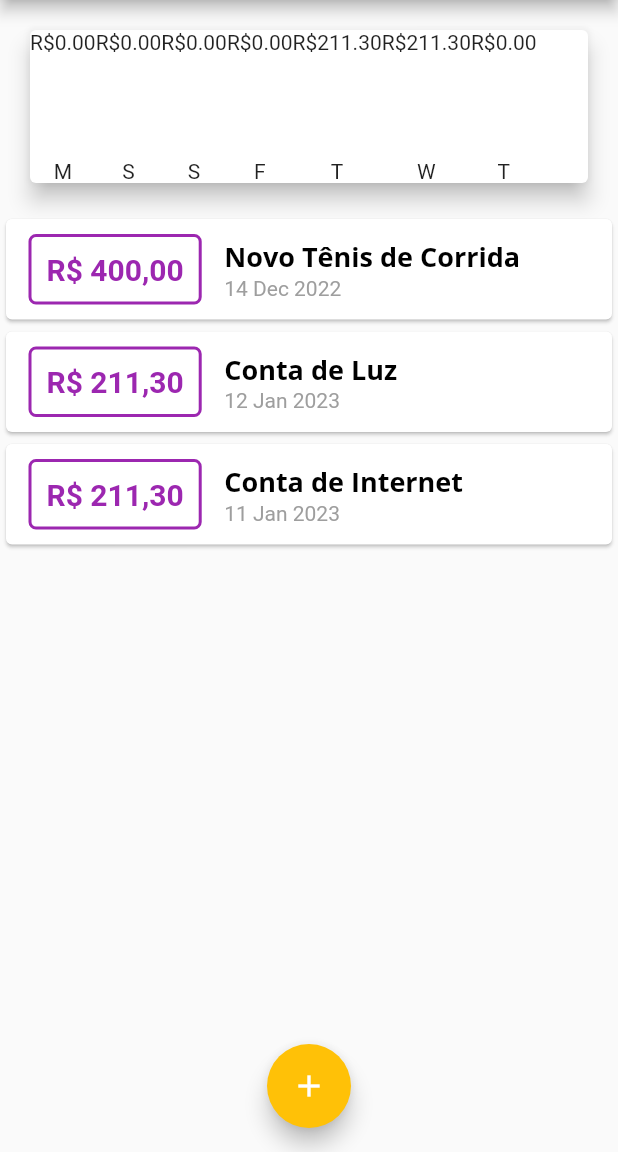
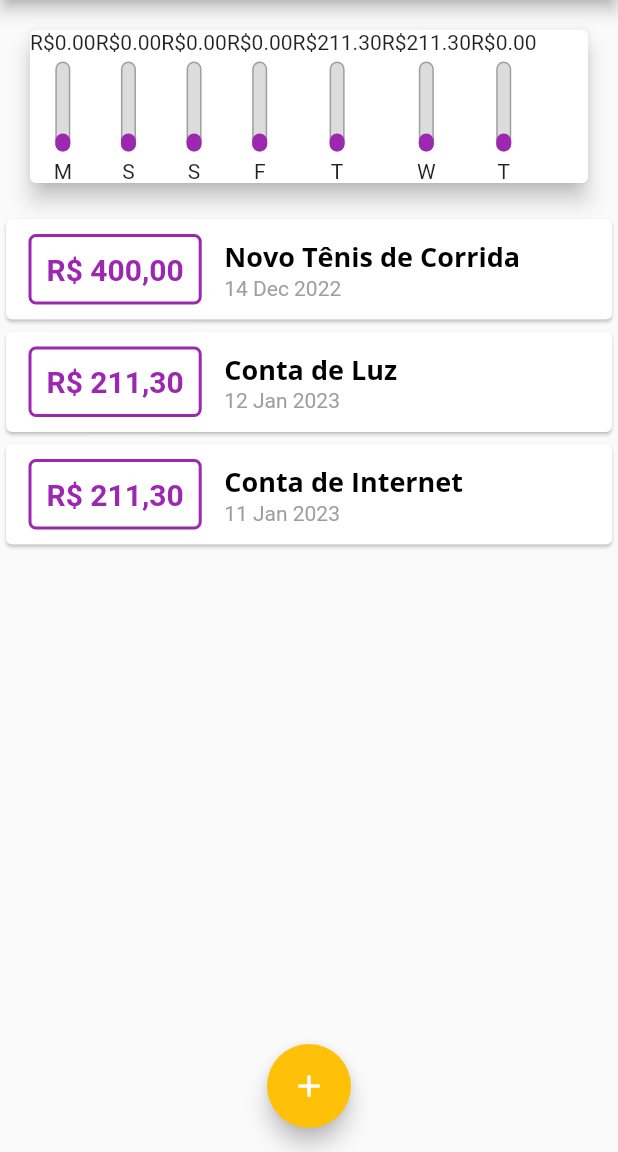
Before and after one commit to Jo-Analyst/expensesApp, a Flutter app: the screen it shows after launch, on a phone screen of 412 x 824 dp, the part 84-1236 px from its top. Run offline on Flutter 3.47's test engine with Material 2 defaults, Android fonts, the phone set to English and light mode, and no system bars.

Commit message:
124. Chart Widget #05

```diff
--- a/lib/components/chart.dart
+++ b/lib/components/chart.dart
@@ -42,6 +42,7 @@ class Chart extends StatelessWidget {
           return ChartBar(
             label: tr['day'] as String,
             value: tr['value'] as double,
+            percentage: .2,
           );
         }).toList(),
       ),
--- a/lib/components/chart_bar.dart
+++ b/lib/components/chart_bar.dart
@@ -20,10 +20,32 @@ class ChartBar extends StatelessWidget {
       children: [
         Text("R\$${value!.toStringAsFixed(2)}"),
         const SizedBox(height: 5),
-        const SizedBox(
+        SizedBox(
           height: 60,
           width: 10,
-          child: null,
+          child: Stack(
+            alignment: Alignment.bottomCenter,
+            children: [
+              Container(
+                decoration: BoxDecoration(
+                    border: Border.all(
+                      color: Colors.grey,
+                      width: 1.0,
+                    ),
+                    color: const Color.fromRGBO(220, 220, 220, 1),
+                    borderRadius: BorderRadius.circular(5)),
+              ),
+              FractionallySizedBox(
+                heightFactor: percentage,
+                child: Container(
+                  decoration: BoxDecoration(
+                    color: Theme.of(context).colorScheme.primary,
+                    borderRadius: BorderRadius.circular(5),
+                  ),
+                ),
+              )
+            ],
+          ),
         ),
         const SizedBox(height: 5),
         Text(label!),
```
